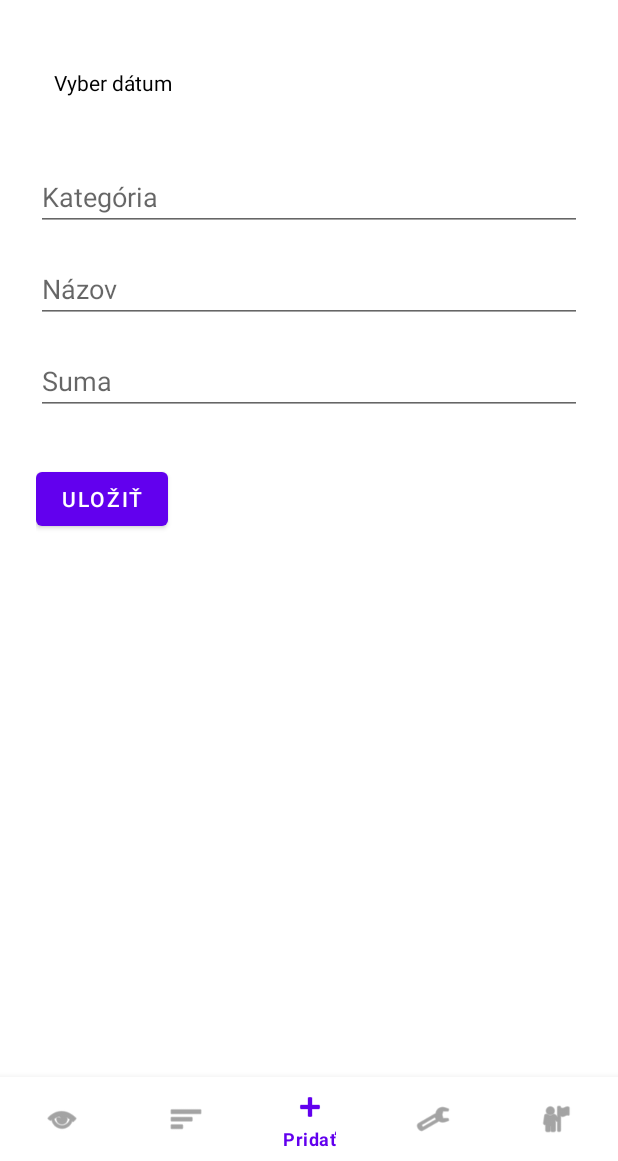
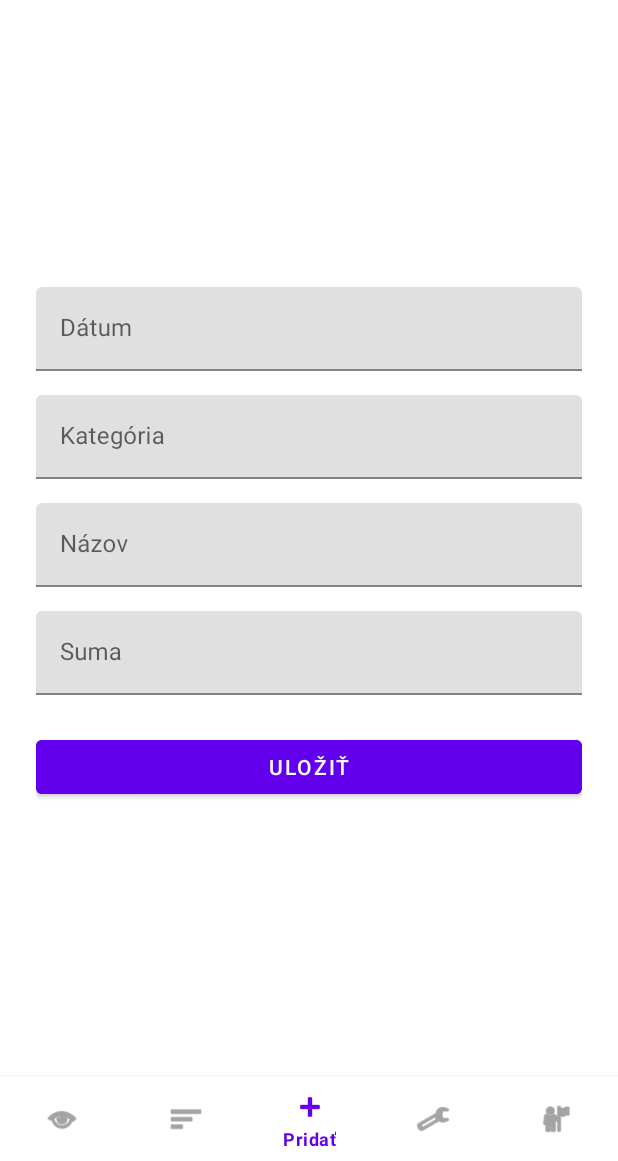
Before and after one commit to Exclypsy/moneytrack, an Android app: the screen it shows after launch once a user with an empty profile is signed in (Home), item 3 of the bottom bar chosen, on a phone screen of 412 x 824 dp, the part 75-1236 px from its top. Run offline under Robolectric (Android 15) with nearby library versions, the phone set to English and light mode, and no system bars; our stand-ins replace Firebase (no records; nobody signed in at launch, a user with empty details on screens opened directly).

Commit message:
Uprava fragmentu_add.xml

```diff
--- a/app/src/main/res/layout/fragment_add.xml
+++ b/app/src/main/res/layout/fragment_add.xml
@@ -1,54 +1,77 @@
 <?xml version="1.0" encoding="utf-8"?>
 <ScrollView xmlns:android="http://schemas.android.com/apk/res/android"
-    xmlns:tools="http://schemas.android.com/tools"
+    xmlns:app="http://schemas.android.com/apk/res-auto"
     android:layout_width="match_parent"
-    android:layout_height="match_parent"
-    tools:context=".AddFragment">
+    android:layout_height="match_parent">
 
     <LinearLayout
         android:layout_width="match_parent"
         android:layout_height="wrap_content"
         android:orientation="vertical"
-        android:padding="24dp">
+        android:padding="24dp"
+        android:background="@android:color/white"
+        android:gravity="center_horizontal"
+        android:layout_gravity="center">
 
-        <TextView
-            android:id="@+id/inputDate"
+        <com.google.android.material.textfield.TextInputLayout
             android:layout_width="match_parent"
             android:layout_height="wrap_content"
-            android:hint="Dátum"
-            android:text="Vyber dátum"
-            android:padding="12dp"
-            android:textColor="#000000"
-            android:background="@drawable/edittext_background"
-            android:layout_marginBottom="16dp" />
+            android:layout_marginBottom="16dp"
+            android:hint="Dátum">
 
-        <EditText
-            android:id="@+id/inputCategory"
+            <com.google.android.material.textfield.TextInputEditText
+                android:id="@+id/inputDate"
+                android:layout_width="match_parent"
+                android:layout_height="wrap_content"
+                android:focusable="false"
+                android:clickable="true"
+                android:inputType="none" />
+        </com.google.android.material.textfield.TextInputLayout>
+
+        <com.google.android.material.textfield.TextInputLayout
             android:layout_width="match_parent"
             android:layout_height="wrap_content"
             android:hint="Kategória"
-            android:layout_marginTop="16dp" />
+            android:layout_marginBottom="16dp">
 
-        <EditText
-            android:id="@+id/inputTitle"
+            <com.google.android.material.textfield.TextInputEditText
+                android:id="@+id/inputCategory"
+                android:layout_width="match_parent"
+                android:layout_height="wrap_content" />
+        </com.google.android.material.textfield.TextInputLayout>
+
+        <com.google.android.material.textfield.TextInputLayout
             android:layout_width="match_parent"
             android:layout_height="wrap_content"
             android:hint="Názov"
-            android:layout_marginTop="16dp" />
+            android:layout_marginBottom="16dp">
 
-        <EditText
-            android:id="@+id/inputAmount"
+            <com.google.android.material.textfield.TextInputEditText
+                android:id="@+id/inputTitle"
+                android:layout_width="match_parent"
+                android:layout_height="wrap_content" />
+        </com.google.android.material.textfield.TextInputLayout>
+
+        <com.google.android.material.textfield.TextInputLayout
             android:layout_width="match_parent"
             android:layout_height="wrap_content"
             android:hint="Suma"
-            android:inputType="numberDecimal"
-            android:layout_marginTop="16dp" />
+            android:layout_marginBottom="24dp">
 
-        <Button
+            <com.google.android.material.textfield.TextInputEditText
+                android:id="@+id/inputAmount"
+                android:layout_width="match_parent"
+                android:layout_height="wrap_content"
+                android:inputType="numberDecimal" />
+        </com.google.android.material.textfield.TextInputLayout>
+
+        <com.google.android.material.button.MaterialButton
             android:id="@+id/saveButton"
-            android:layout_width="wrap_content"
+            android:layout_width="match_parent"
             android:layout_height="wrap_content"
             android:text="Uložiť"
-            android:layout_marginTop="32dp" />
+            style="@style/Widget.MaterialComponents.Button"
+            android:backgroundTint="?attr/colorPrimary"
+            android:textColor="@android:color/white" />
     </LinearLayout>
 </ScrollView>
```
